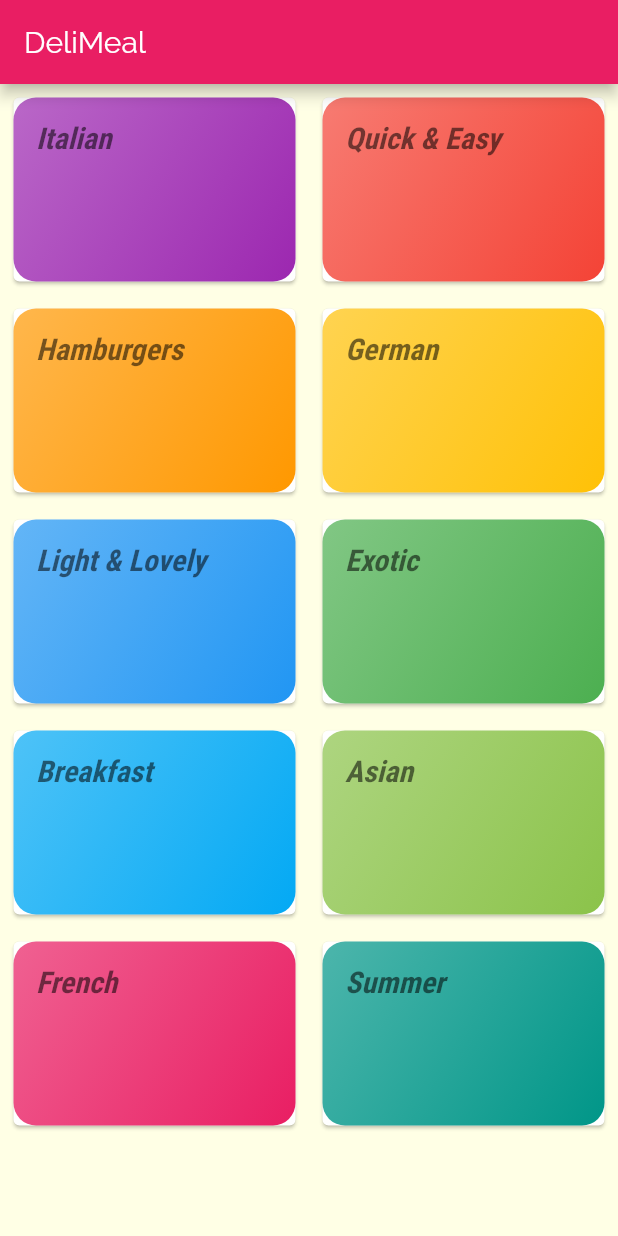
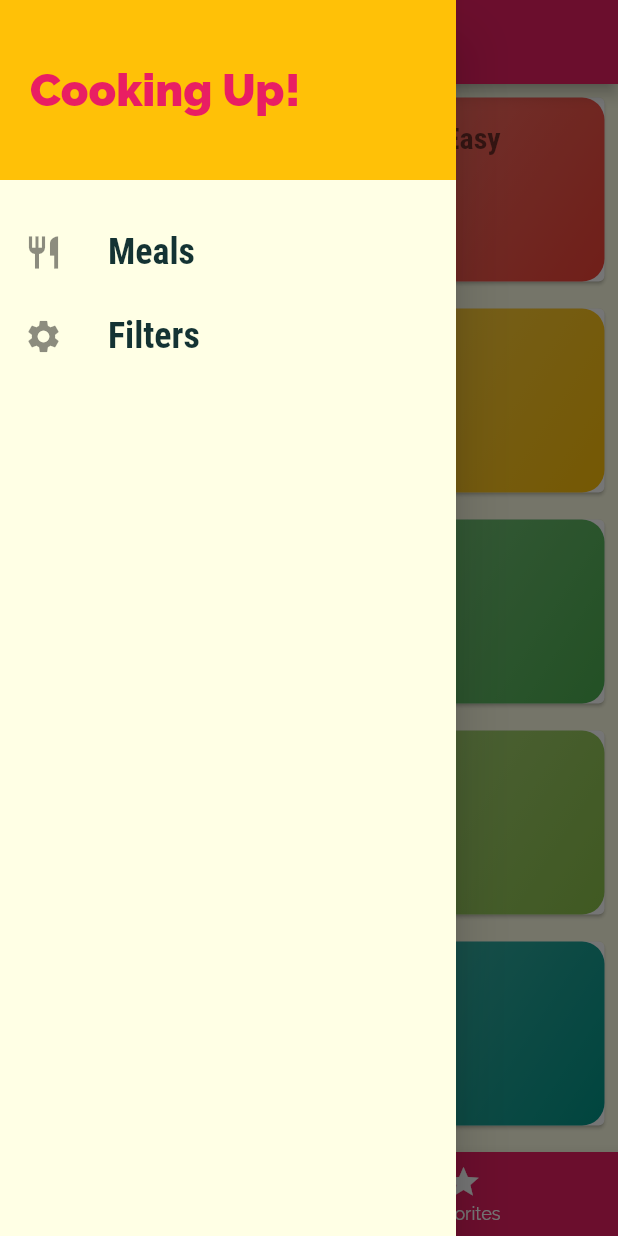
Before and after one commit to JuanPabloOS/flutter_course, a Flutter app: the screen it shows after launch, with the side drawer open (before the commit the screen has no drawer), on a phone screen of 412 x 824 dp. Run offline on Flutter 3.47's test engine with Material 2 defaults, Android fonts, the phone set to English and light mode, and no system bars.

Commit message:
feat: add tabs and menu drawer

```diff
--- a/meals_app/lib/main.dart
+++ b/meals_app/lib/main.dart
@@ -1,6 +1,8 @@
 import 'package:flutter/material.dart';
 import 'screens/category_meals_screen.dart';
 import 'screens/categories_screen.dart';
+import 'screens/meal_details_screen.dart';
+import 'screens/tabs_screen.dart';
 
 void main() => runApp(MyApp());
 
@@ -25,13 +27,20 @@ class MyApp extends StatelessWidget {
                 fontSize: 20,
                 fontFamily: 'RobotoCondensed',
                 fontWeight: FontWeight.bold,
-                fontStyle: FontStyle.italic,
               ),
             ),
       ),
-      home: CategoriesScreen(),
+      home: TabsScreen(),
       routes: {
-        CategoryMealsScreen.routeName: (ctx) => CategoryMealsScreen(),
+        CategoryMealsScreen.routeName: (context) => CategoryMealsScreen(),
+        MealDetailsScreen.routeName: (context) => MealDetailsScreen(),
+      },
+      onGenerateRoute: (settings) {
+        print(settings.arguments);
+        return MaterialPageRoute(builder: (context) => CategoriesScreen());
+      },
+      onUnknownRoute: (settings) {
+        return MaterialPageRoute(builder: (context) => CategoriesScreen());
       },
     );
   }
--- a/meals_app/lib/screens/categories_screen.dart
+++ b/meals_app/lib/screens/categories_screen.dart
@@ -5,11 +5,7 @@ import '../widgets/category_item.dart';
 class CategoriesScreen extends StatelessWidget {
   @override
   Widget build(BuildContext context) {
-    return Scaffold(
-      appBar: AppBar(
-        title: const Text('DeliMeal'),
-      ),
-      body: GridView(
+    return GridView(
       padding: EdgeInsets.all(5),
       children: DUMMY_CATEGORIES
           .map(
@@ -26,7 +22,6 @@ class CategoriesScreen extends StatelessWidget {
         crossAxisSpacing: 10,
         mainAxisSpacing: 10,
       ),
-      ),
     );
   }
 }
--- a/meals_app/lib/screens/category_meals_screen.dart
+++ b/meals_app/lib/screens/category_meals_screen.dart
@@ -24,6 +24,7 @@ class CategoryMealsScreen extends StatelessWidget {
       body: ListView.builder(
         itemBuilder: (ctx, id) {
           return MealItem(
+              id: categoryMeals[id].id,
               title: categoryMeals[id].title,
               imageUrl: categoryMeals[id].imageUrl,
               duration: categoryMeals[id].duration,
--- /dev/null
+++ b/meals_app/lib/screens/favorites_screen.dart
@@ -0,0 +1,8 @@
+import 'package:flutter/material.dart';
+
+class FavoritesScreen extends StatelessWidget {
+  @override
+  Widget build(BuildContext context) {
+    return Center(child: Text('Favorites'),);
+  }
+}
--- /dev/null
+++ b/meals_app/lib/screens/tabs_screen.dart
@@ -0,0 +1,58 @@
+import 'package:flutter/material.dart';
+import '../widgets/main_drawer.dart';
+import './categories_screen.dart';
+import './favorites_screen.dart';
+
+class TabsScreen extends StatefulWidget {
+  @override
+  _TabsScreenState createState() => _TabsScreenState();
+}
+
+class _TabsScreenState extends State<TabsScreen> {
+  List<Map<String, Object>> _pages = [
+    {
+      'title': 'Categories',
+      'page': CategoriesScreen(),
+    },
+    {
+      'title': 'Your favorites',
+      'page': FavoritesScreen(),
+    },
+  ];
+
+  int _selectedPageIndex = 0;
+
+  void _selectPage(int index) {
+    setState(() {
+      _selectedPageIndex = index;
+    });
+  }
+
+  @override
+  Widget build(BuildContext context) {
+    return Scaffold(
+      appBar: AppBar(
+        title: Text(_pages[_selectedPageIndex]['title']),
+      ),
+      drawer: MainDrawer(),
+      body: _pages[_selectedPageIndex]['page'],
+      bottomNavigationBar: BottomNavigationBar(
+        onTap: _selectPage,
+        backgroundColor: Theme.of(context).primaryColor,
+        unselectedItemColor: Colors.white,
+        selectedItemColor: Theme.of(context).accentColor,
+        currentIndex: _selectedPageIndex,
+        items: [
+          BottomNavigationBarItem(
+            icon: Icon(Icons.category),
+            title: Text("Categories"),
+          ),
+          BottomNavigationBarItem(
+            icon: Icon(Icons.star),
+            title: Text("Favorites"),
+          )
+        ],
+      ),
+    );
+  }
+}
--- /dev/null
+++ b/meals_app/lib/widgets/main_drawer.dart
@@ -0,0 +1,50 @@
+import 'package:flutter/material.dart';
+
+class MainDrawer extends StatelessWidget {
+  Widget _buildListTile(String title, IconData icon) {
+    return ListTile(
+      leading: Icon(
+        icon,
+        size: 26,
+      ),
+      title: Text(
+        title,
+        style: TextStyle(
+          fontFamily: 'RobotoCondensed',
+          fontSize: 24,
+          fontWeight: FontWeight.bold,
+        ),
+      ),
+      onTap: () {},
+    );
+  }
+
+  @override
+  Widget build(BuildContext context) {
+    return Drawer(
+      child: Column(
+        children: <Widget>[
+          Container(
+            height: 120,
+            width: double.infinity,
+            padding: EdgeInsets.all(20),
+            alignment: Alignment.centerLeft,
+            color: Theme.of(context).accentColor,
+            child: Text(
+              'Cooking Up!',
+              style: TextStyle(
+                  fontWeight: FontWeight.w900,
+                  fontSize: 30,
+                  color: Theme.of(context).primaryColor),
+            ),
+          ),
+          SizedBox(
+            height: 20,
+          ),
+          _buildListTile('Meals', Icons.restaurant),
+          _buildListTile('Filters', Icons.settings),
+        ],
+      ),
+    );
+  }
+}
```
Also changed, not shown: meals_app/lib/screens/meal_details_screen.dart (added, +84 -0 lines), meals_app/lib/widgets/meal_item.dart (+7 -2 lines). Lines whose indentation alone changed are shown as unchanged.
